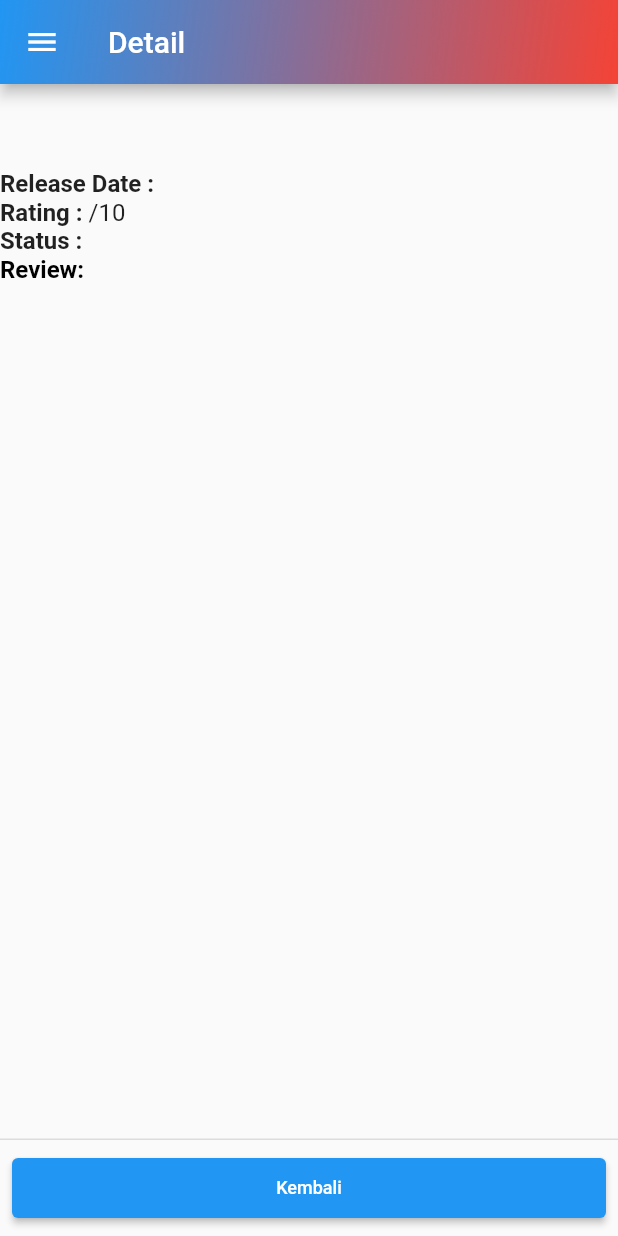
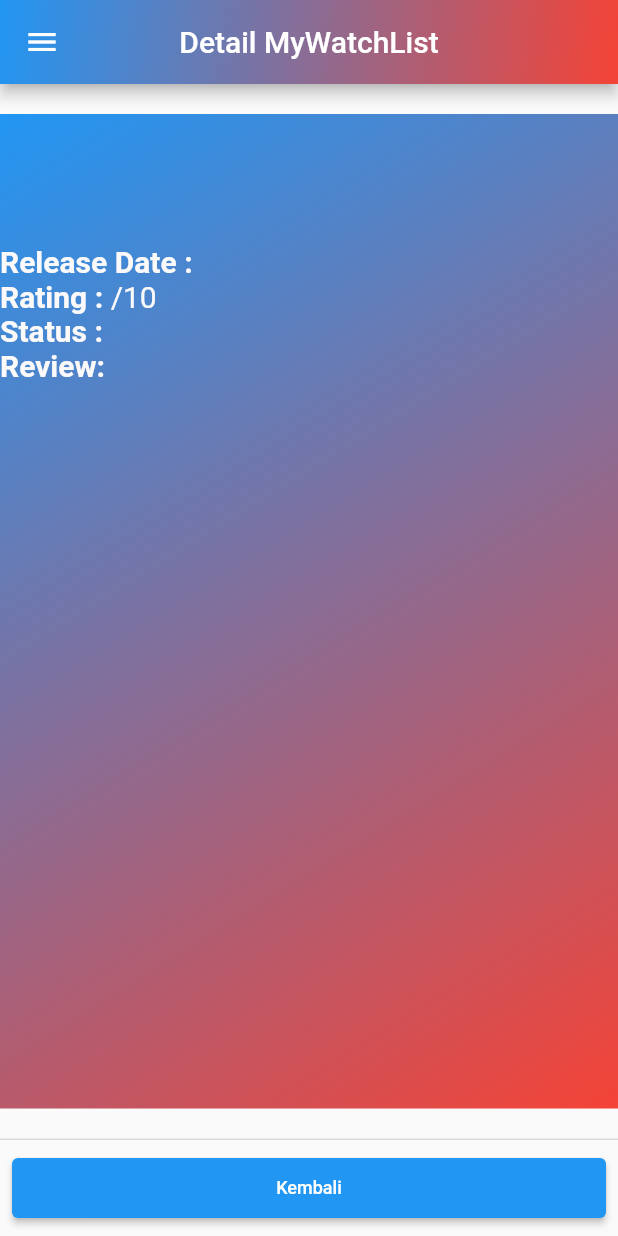
Before and after one commit to SyafriBarry/TugasFlutterPBP, a Flutter app: the WatchListDetail screen opened directly with empty values, on a phone screen of 412 x 824 dp. Run offline on Flutter 3.47's test engine with Material 2 defaults, Android fonts, the phone set to English and light mode, and no system bars; network calls fail; Roboto replaces fonts that are missing (Georgia).

Commit message:
Tugas 9 + Readme

```diff
--- a/counter_7/lib/page/mywatchlist_detail.dart
+++ b/counter_7/lib/page/mywatchlist_detail.dart
@@ -11,7 +11,8 @@ class WatchListDetail extends StatelessWidget {
   Widget build(BuildContext context) {
     return Scaffold(
       appBar: AppBar(
-        title: Text('Detail'),
+        title: Text('Detail MyWatchList'),
+        centerTitle: true,
         flexibleSpace: Container(
           decoration: const BoxDecoration(
             gradient: LinearGradient(
@@ -27,45 +28,79 @@ class WatchListDetail extends StatelessWidget {
       drawer: myDrawer(),
       body: Container(
         margin: new EdgeInsets.symmetric(vertical: 20.0),
+        decoration: const BoxDecoration(
+          gradient: LinearGradient(
+              begin: Alignment.topLeft,
+              end: Alignment.bottomRight,
+              colors: <Color>[
+                 Colors.blue,
+                 Colors.red
+                ])
+          ),
         child: Column(
           children: [
             Center(
               child: Text(data.title,
-                  style: TextStyle(fontWeight: FontWeight.bold, fontSize: 32)),
+                  style: TextStyle(
+                    fontWeight: FontWeight.bold,
+                    fontSize: 32,
+                    color: Color.fromARGB(255, 15, 15, 15))),
             ),
+            SizedBox(
+              height: 50,
+            ),
+
             Row(
               children: [
                 Text("Release Date : ",
                     style:
-                        TextStyle(fontWeight: FontWeight.bold, fontSize: 16)),
+                        TextStyle(
+                          fontWeight: FontWeight.bold,
+                          fontSize: 20,
+                          color: Color.fromARGB(255, 251, 249, 249))),
                 Text(data.releaseDate,
                     style:
-                        TextStyle(fontWeight: FontWeight.normal, fontSize: 16)),
+                        TextStyle(fontWeight: FontWeight.normal,
+                        fontSize: 20,
+                        color: Color.fromARGB(255, 251, 249, 249))),
               ],
             ),
             Row(
               children: [
                 Text("Rating : ",
                     style:
-                        TextStyle(fontWeight: FontWeight.bold, fontSize: 16)),
+                        TextStyle(
+                          fontWeight: FontWeight.bold,
+                          fontSize: 20,
+                          color: Color.fromARGB(255, 251, 249, 249),)),
                 Text(data.rating.toString() + "/10",
                     style:
-                        TextStyle(fontWeight: FontWeight.normal, fontSize: 16)),
+                        TextStyle(
+                          fontWeight: FontWeight.normal,
+                          fontSize: 20,
+                          color: Color.fromARGB(255, 251, 249, 249))),
               ],
             ),
             Row(
               children: [
                 Text("Status : ",
                     style:
-                        TextStyle(fontWeight: FontWeight.bold, fontSize: 16)),
+                        TextStyle(
+                          fontWeight: FontWeight.bold,
+                          fontSize: 20,
+                          color: Color.fromARGB(255, 251, 249, 249),)),
                 if (data.watched == 'Yes')
                   Text("Watched",
                       style: TextStyle(
-                          fontWeight: FontWeight.normal, fontSize: 16)),
+                          fontWeight: FontWeight.normal,
+                          fontSize: 20,
+                          color: Color.fromARGB(255, 251, 249, 249),)),
                 if (data.watched == 'No')
                   Text("Unwatched",
                       style: TextStyle(
-                          fontWeight: FontWeight.normal, fontSize: 16)),
+                          fontWeight: FontWeight.normal,
+                          fontSize: 20,
+                          color: Color.fromARGB(255, 251, 249, 249))),
               ],
             ),
             Row(
@@ -74,12 +109,13 @@ class WatchListDetail extends StatelessWidget {
                   "Review: ",
                   style: TextStyle(
                       fontWeight: FontWeight.bold,
-                      color: Colors.black,
-                      fontSize: 16),
+                      color: Color.fromARGB(255, 251, 249, 249),
+                      fontSize: 20),
                 ),Text(
               data.review,
               style: const TextStyle(
-                color: Colors.black,
+                color: Color.fromARGB(255, 248, 246, 246),
+                fontSize: 20
               ),
             ),
               ],
--- a/counter_7/lib/page/mywatchlist_page.dart
+++ b/counter_7/lib/page/mywatchlist_page.dart
@@ -23,6 +23,7 @@ class _WatchListPageState extends State<WatchListPage> {
     return Scaffold(
         appBar: AppBar(
           title: const Text('My Watch List'),
+          centerTitle: true,
           flexibleSpace: Container(
           decoration: const BoxDecoration(
             gradient: LinearGradient(
@@ -85,16 +86,16 @@ class _WatchListPageState extends State<WatchListPage> {
                                       borderRadius: BorderRadius.circular(15.0),
                                       boxShadow: const [
                                           BoxShadow(
-                                              color: Colors.black,
-                                              blurRadius: 2.0)
+                                              color: Color.fromARGB(255, 112, 149, 235),
+                                              blurRadius: 5.0)
                                         ])
                                   : BoxDecoration(
                                       color: Color.fromARGB(255, 239, 38, 24),
                                       borderRadius: BorderRadius.circular(15.0),
                                       boxShadow: const [
                                           BoxShadow(
-                                              color: Colors.black,
-                                              blurRadius: 2.0)
+                                              color: Colors.yellow,
+                                              blurRadius: 5.0)
                                         ]),
                               child: Column(
                                 mainAxisAlignment: MainAxisAlignment.start,
@@ -104,7 +105,13 @@ class _WatchListPageState extends State<WatchListPage> {
                                     "${snapshot.data![index].title}",
                                     style: const TextStyle(
                                       fontSize: 18.0,
+                                      fontFamily: 'Raleway',
                                       fontWeight: FontWeight.bold,
+                                      color: Color.fromARGB(255, 24, 23, 23),
+                                      decorationColor: Colors.red,
+                                      decorationStyle: TextDecorationStyle.wavy,
+
+
                                     ),
                                   ),
                                 ],
```
Also changed, not shown: 1 other file.
